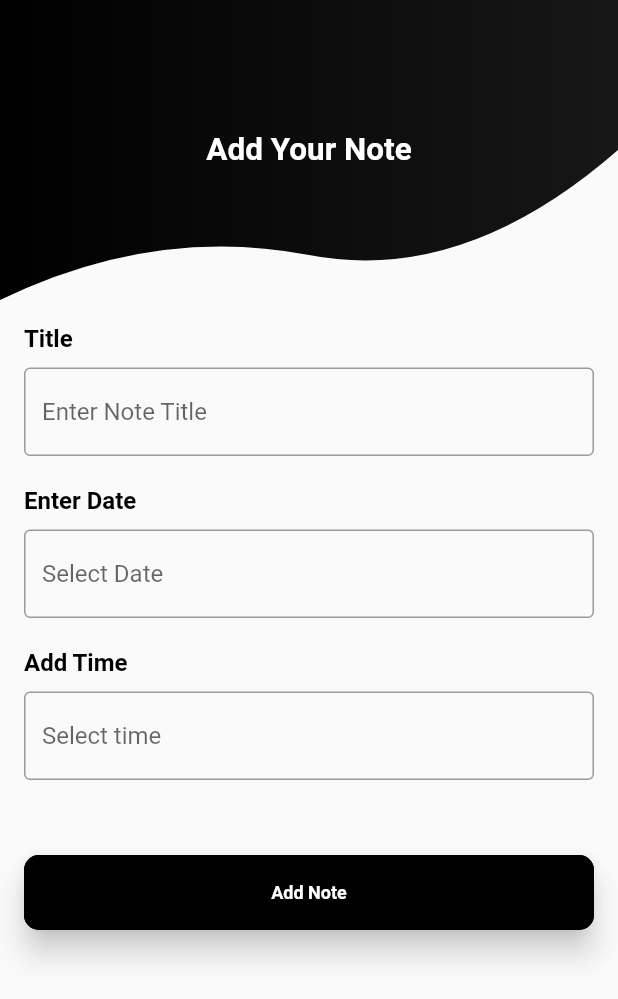
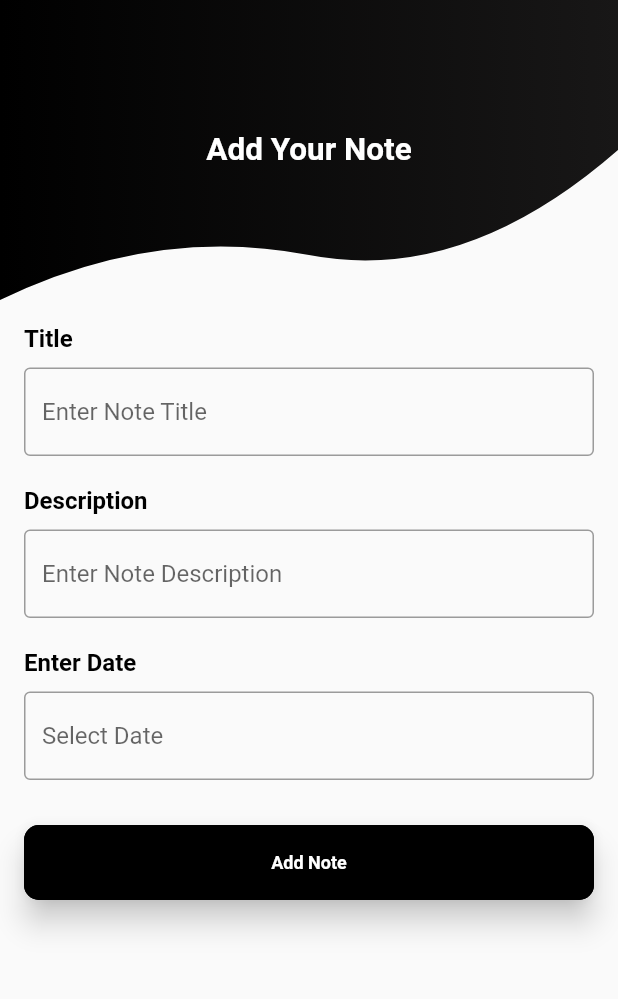
Before and after one commit to janeeshaW/note_app, a Flutter app: the AddNote screen opened directly, after a tap on "Add Note", on a phone screen of 412 x 824 dp. Shown: the top 999 px of the screen. Run offline on Flutter 3.47's test engine with Material 2 defaults, Android fonts, the phone set to English and light mode, and no system bars; our stand-ins replace dio, equatable, flutter_screenutil, ionicons, progress_indicators.

Commit message:
Added note create feature

```diff
--- a/lib/view/notes/add_note.dart
+++ b/lib/view/notes/add_note.dart
@@ -1,5 +1,7 @@
 
 import 'package:flutter/material.dart';
+import 'package:progress_indicators/progress_indicators.dart';
+import '../../services/api_services.dart';
 import '../../utils/constants.dart';
 import '../../widgets/custom_shape_clipper.dart';
 
@@ -93,6 +95,9 @@ class _AddEventScreenBottomState extends State<AddEventScreenBottom> {
   String selectedTime = "Select time";
   String pickedDate = "Select Date";
   final titleController = TextEditingController();
+  final descriptionController = TextEditingController();
+  bool noteCreated = false;
+  bool isLoading = false;
 
   Future<void> _selectDate(BuildContext context) async {
     final DateTime? picked = await showDatePicker(
@@ -104,6 +109,7 @@ class _AddEventScreenBottomState extends State<AddEventScreenBottom> {
       setState(() {
         selectedDate = picked;
         pickedDate = "${selectedDate.toLocal()}".split(' ')[0];
+        print("pickedDate : $pickedDate");
       });
     }
   }
@@ -131,7 +137,7 @@ class _AddEventScreenBottomState extends State<AddEventScreenBottom> {
 
   @override
   Widget build(BuildContext context) {
-    return Container(
+    return isLoading ? Center(child: ScalingText('Loading...'),): Container(
       width: MediaQuery.of(context).size.width,
       child: Padding(
         padding: const EdgeInsets.only(top: 16, left: 16, right: 16),
@@ -160,6 +166,27 @@ class _AddEventScreenBottomState extends State<AddEventScreenBottom> {
               height: 20.0,
             ),
             const Text(
+              "Description",
+              style: TextStyle(
+                  color: bgDark, fontSize: 16, fontWeight: FontWeight.w600),
+            ),
+            const SizedBox(
+              height: 10.0,
+            ),
+            TextField(
+              controller: descriptionController,
+              style: const TextStyle(color: bgTextColorBlack),
+              decoration: const InputDecoration(
+                border: OutlineInputBorder(
+                  borderSide: BorderSide(width: 2, color: bgDark), //<--<-- SEE HERE
+                ),
+                hintText: 'Enter Note Description',
+              ),
+            ),
+            const SizedBox(
+              height: 20.0,
+            ),
+            const Text(
               "Enter Date",
               style: TextStyle(
                   color: bgDark, fontSize: 16, fontWeight: FontWeight.w600),
@@ -178,33 +205,8 @@ class _AddEventScreenBottomState extends State<AddEventScreenBottom> {
                 hintText: pickedDate,
               ),
             ),
-            const SizedBox(
-              height: 20.0,
-            ),
-            const Text(
-              "Add Time",
-              style: TextStyle(
-                  color: bgDark, fontSize: 16, fontWeight: FontWeight.w600),
-            ),
-            const SizedBox(
-              height: 10.0,
-            ),
-            TextField(
-              readOnly: true,
-              onTap: () {
-                displayTimeDialog(context);
-              },
-              style: const TextStyle(color: bgTextColorBlack),
-              decoration: InputDecoration(
-                border: const OutlineInputBorder(
-                  borderSide: BorderSide(width: 2, color: bgDark), //<-- //<-- SEE HERE
-                ),
-                hintText: selectedTime,
-              ),
-            ),
-            const SizedBox(
-              height: 20.0,
-            ),
+
+
             const SizedBox(
               height: 30.0,
             ),
@@ -213,12 +215,23 @@ class _AddEventScreenBottomState extends State<AddEventScreenBottom> {
               child: SizedBox(
                   width: MediaQuery.of(context).size.width,
                   child: ElevatedButton(
-                    onPressed: () {
+                    onPressed: () async {
 
-                      if(titleController.text.isNotEmpty && selectedTime != "Select time" && pickedDate != "Select Date"){
-                        ScaffoldMessenger.of(context).showSnackBar(const SnackBar(
-                          content: const Text("Note added successfully"),
-                        ));
+                      if(titleController.text.isNotEmpty && pickedDate != "Select Date" && descriptionController.text.isNotEmpty){
+                        setState(() {
+                          isLoading = true;
+                        });
+                        noteCreated = await  createNote(titleController.text,descriptionController.text,pickedDate);
+                        setState(() {
+                          isLoading = false;
+                        });
+
+                        if(noteCreated){
+                          ScaffoldMessenger.of(context).showSnackBar(const SnackBar(
+                            content:  Text("Note added successfully"),
+                          ));
+                        }
+
                        // Navigator.pop(context);
                       }
 
```
Also changed, not shown: lib/services/api_services.dart (+30 -0 lines).
